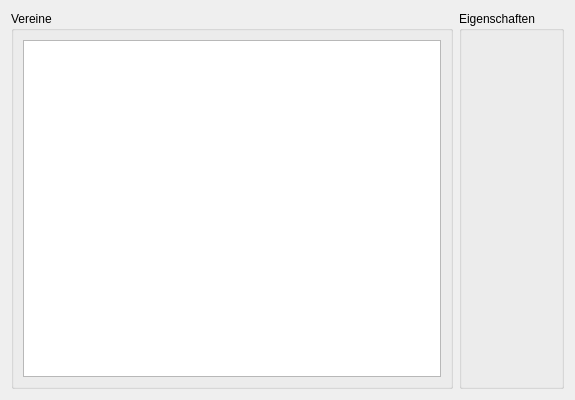
MrApe/OpenCompetition, file modules/clublist/clublistwidget.ui: the form before one commit.
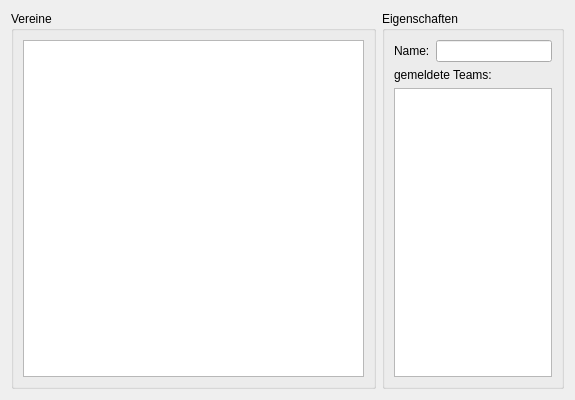
The form after the commit.

Commit message:
Clublist widget
 + first ui version
 + code stub for clublist widget class

```diff
--- a/modules/clublist/clublistwidget.ui
+++ b/modules/clublist/clublistwidget.ui
@@ -22,6 +22,12 @@
   <layout class="QHBoxLayout" name="horizontalLayout">
    <item>
     <widget class="QGroupBox" name="groupBox_2">
+     <property name="sizePolicy">
+      <sizepolicy hsizetype="Preferred" vsizetype="Preferred">
+       <horstretch>2</horstretch>
+       <verstretch>0</verstretch>
+      </sizepolicy>
+     </property>
      <property name="title">
       <string>Vereine</string>
      </property>
@@ -34,9 +40,58 @@
    </item>
    <item>
     <widget class="QGroupBox" name="groupBox">
+     <property name="sizePolicy">
+      <sizepolicy hsizetype="Preferred" vsizetype="Preferred">
+       <horstretch>1</horstretch>
+       <verstretch>0</verstretch>
+      </sizepolicy>
+     </property>
      <property name="title">
       <string>Eigenschaften</string>
      </property>
+     <layout class="QVBoxLayout" name="verticalLayout_2">
+      <item>
+       <layout class="QHBoxLayout" name="horizontalLayout_2">
+        <item>
+         <widget class="QLabel" name="label">
+          <property name="text">
+           <string>Name:</string>
+          </property>
+         </widget>
+        </item>
+        <item>
+         <widget class="QLineEdit" name="lineEdit"/>
+        </item>
+       </layout>
+      </item>
+      <item>
+       <widget class="QLabel" name="label_2">
+        <property name="text">
+         <string>gemeldete Teams:</string>
+        </property>
+       </widget>
+      </item>
+      <item>
+       <layout class="QHBoxLayout" name="horizontalLayout_3">
+        <item>
+         <spacer name="horizontalSpacer">
+          <property name="orientation">
+           <enum>Qt::Horizontal</enum>
+          </property>
+          <property name="sizeHint" stdset="0">
+           <size>
+            <width>40</width>
+            <height>20</height>
+           </size>
+          </property>
+         </spacer>
+        </item>
+        <item>
+         <widget class="QTableView" name="tableView_2"/>
+        </item>
+       </layout>
+      </item>
+     </layout>
     </widget>
    </item>
   </layout>
```
The commit also changes 3 other files.
